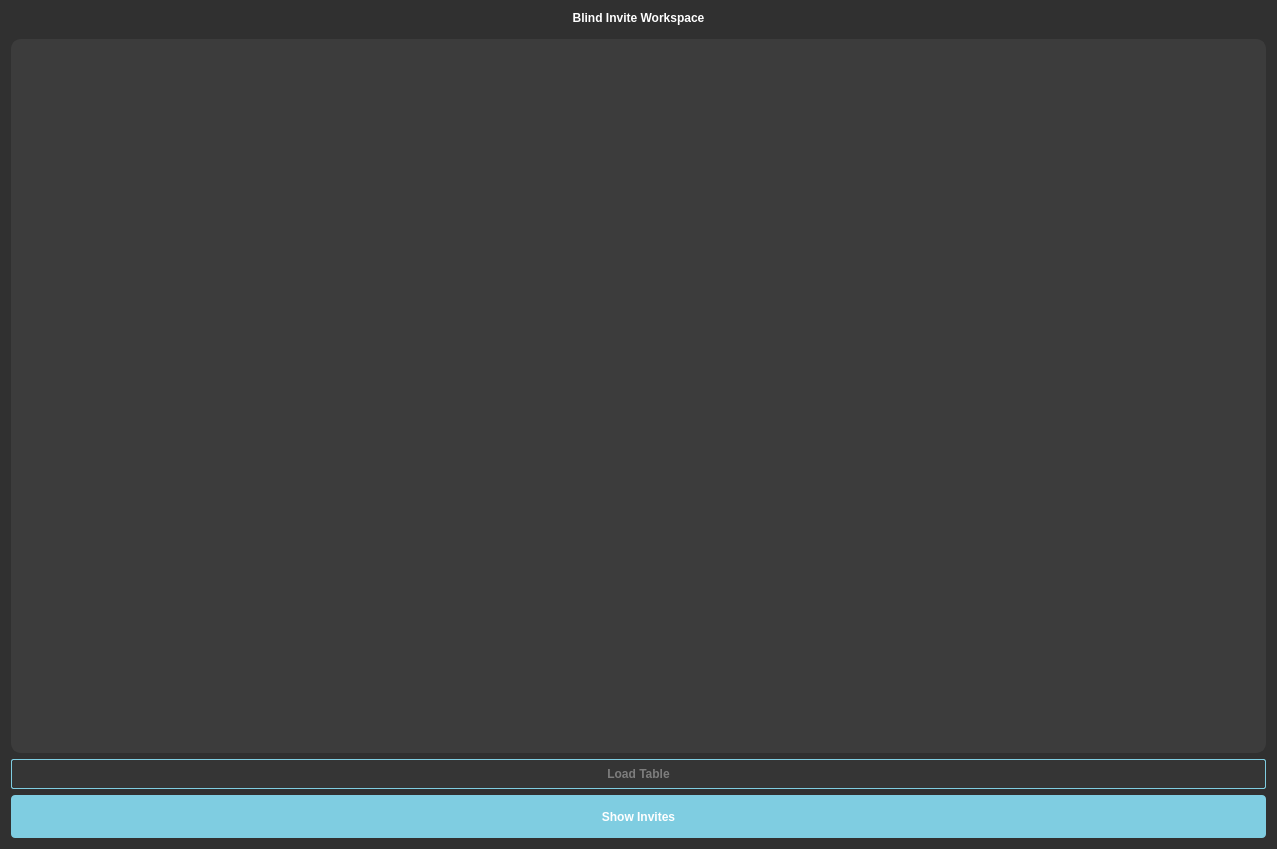
The window that blind_invite.ui (caiocardoso28/redesigned_app) describes before a commit, drawn with Qt 5.
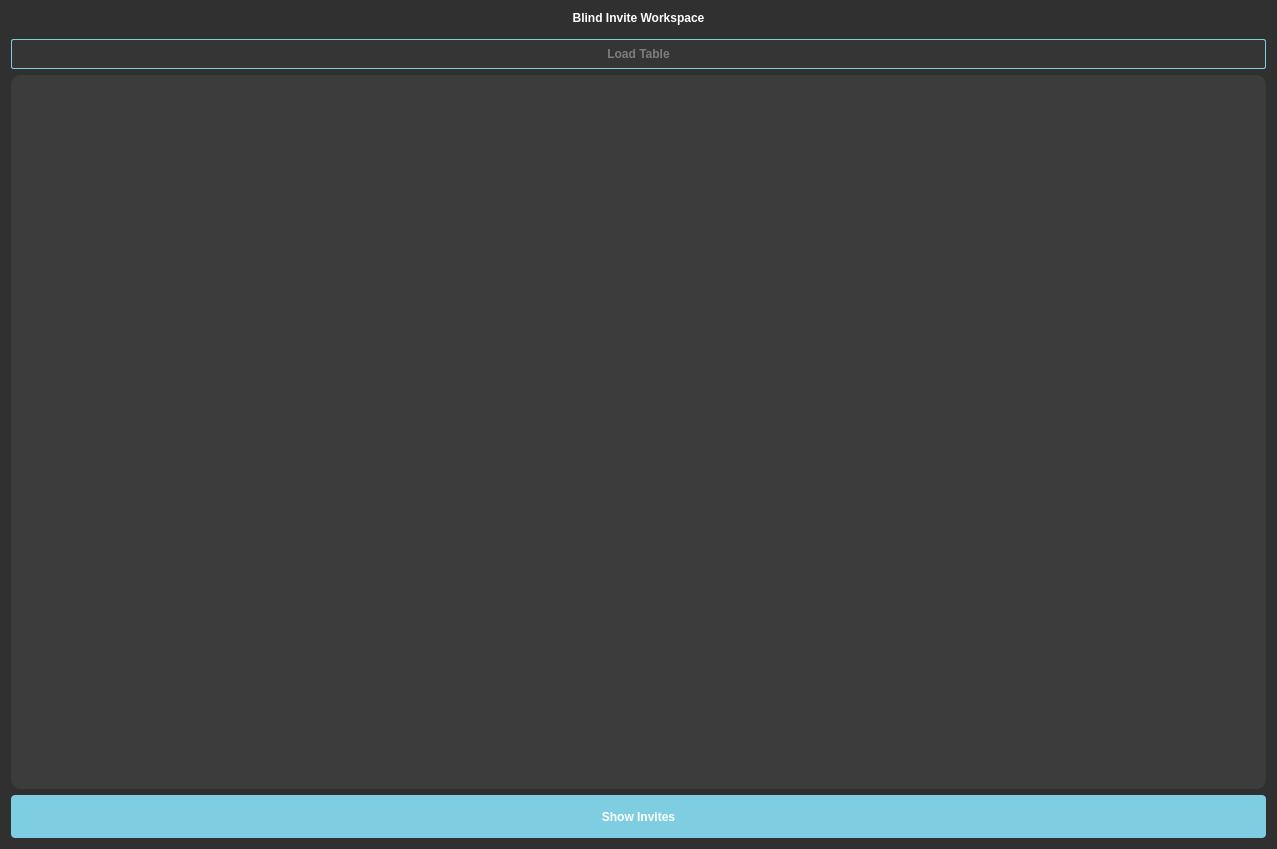
The same window after the commit.

Commit message: Created final work window

```diff
--- a/blind_invite.ui
+++ b/blind_invite.ui
@@ -252,25 +252,6 @@
      </property>
     </widget>
    </item>
-   <item>
-    <widget class="QTableWidget" name="tableWidget">
-     <property name="selectionBehavior">
-      <enum>QAbstractItemView::SelectRows</enum>
-     </property>
-     <property name="verticalScrollMode">
-      <enum>QAbstractItemView::ScrollPerPixel</enum>
-     </property>
-     <property name="horizontalScrollMode">
-      <enum>QAbstractItemView::ScrollPerPixel</enum>
-     </property>
-     <property name="showGrid">
-      <bool>false</bool>
-     </property>
-     <attribute name="horizontalHeaderStretchLastSection">
-      <bool>true</bool>
-     </attribute>
-    </widget>
-   </item>
    <item>
     <widget class="QPushButton" name="pushButton_2">
      <property name="styleSheet">
@@ -305,6 +286,28 @@
      </property>
     </widget>
    </item>
+   <item>
+    <widget class="QTableWidget" name="tableWidget">
+     <property name="selectionBehavior">
+      <enum>QAbstractItemView::SelectRows</enum>
+     </property>
+     <property name="verticalScrollMode">
+      <enum>QAbstractItemView::ScrollPerPixel</enum>
+     </property>
+     <property name="horizontalScrollMode">
+      <enum>QAbstractItemView::ScrollPerPixel</enum>
+     </property>
+     <property name="showGrid">
+      <bool>false</bool>
+     </property>
+     <property name="sortingEnabled">
+      <bool>false</bool>
+     </property>
+     <attribute name="horizontalHeaderStretchLastSection">
+      <bool>true</bool>
+     </attribute>
+    </widget>
+   </item>
    <item>
     <widget class="QPushButton" name="pushButton">
      <property name="styleSheet">
```
The commit also changes 6 other files.
